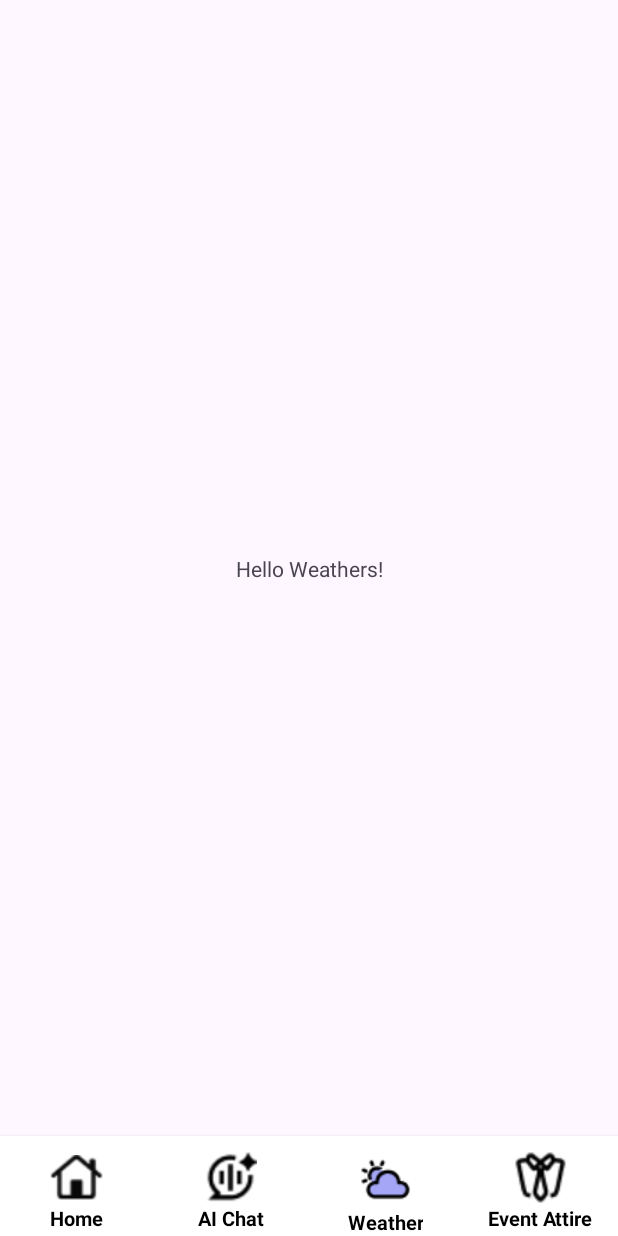
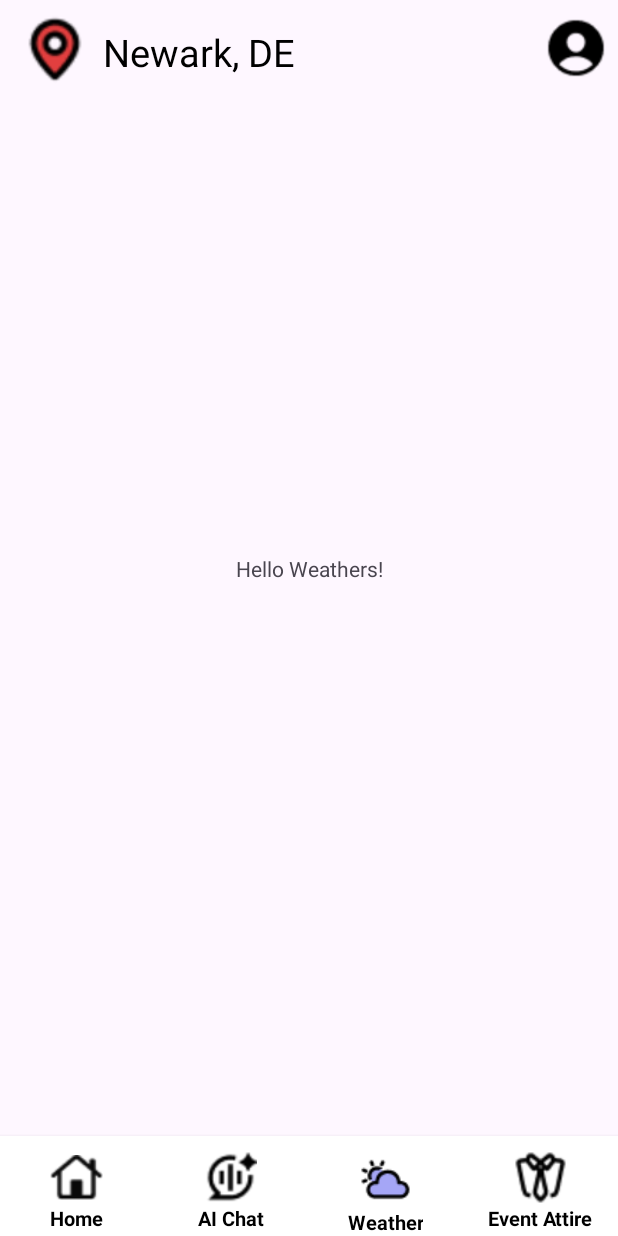
Before and after one commit to Ariiees/Dress-Prepare, an Android app: the screen it shows after launch (Weather), after a tap on "Weather", on a phone screen of 412 x 824 dp. Run offline under Robolectric (Android 15) with nearby library versions, the phone set to English and light mode, and no system bars.

Commit message:
Add top view to weather and chat page. Half finish setting page

```diff
--- a/app/src/main/AndroidManifest.xml
+++ b/app/src/main/AndroidManifest.xml
@@ -25,6 +25,7 @@
         <activity android:name=".Chat" />
         <activity android:name=".Weather" />
         <activity android:name=".DressCode"/>
+        <activity android:name=".Setting"/>
     </application>
 
 </manifest>
--- a/app/src/main/java/com/example/dresscode/Chat.java
+++ b/app/src/main/java/com/example/dresscode/Chat.java
@@ -17,6 +17,7 @@ public class Chat extends AppCompatActivity {
         ImageView chatButton = findViewById(R.id.aiChatIcon);
         ImageView weatherButton = findViewById(R.id.weatherIcon);
         ImageView eventButton = findViewById(R.id.eventAttireIcon);
-        Util.bottomBarJump(this, homeButton, chatButton, weatherButton, eventButton, 2);
+        ImageView profileButton = findViewById(R.id.profileIcon);
+        Util.bottomBarJump(this, homeButton, chatButton, weatherButton, eventButton, profileButton, 2);
     }
 }
--- a/app/src/main/java/com/example/dresscode/DressCode.java
+++ b/app/src/main/java/com/example/dresscode/DressCode.java
@@ -23,13 +23,13 @@ public class DressCode extends AppCompatActivity {
         ImageView chatButton = findViewById(R.id.aiChatIcon);
         ImageView weatherButton = findViewById(R.id.weatherIcon);
         ImageView eventButton = findViewById(R.id.eventAttireIcon);
-        Util.bottomBarJump(this, homeButton, chatButton, weatherButton, eventButton, 4);
+        ImageView settingButton = findViewById(R.id.profileIcon);
+        Util.bottomBarJump(this, homeButton, chatButton, weatherButton, eventButton, settingButton, 4);
 
         // Initialize Views
         Spinner spinner = findViewById(R.id.dressCodeDropdown);
         ImageView imageview = findViewById(R.id.imageview);
         LinearLayout buttonMoreInfo = findViewById(R.id.moreInfoLayout);
-
 
 
         // Define Dropdown Items
--- a/app/src/main/java/com/example/dresscode/Home.java
+++ b/app/src/main/java/com/example/dresscode/Home.java
@@ -15,6 +15,7 @@ public class Home extends AppCompatActivity {
         ImageView chatButton = findViewById(R.id.aiChatIcon);
         ImageView weatherButton = findViewById(R.id.weatherIcon);
         ImageView eventButton = findViewById(R.id.eventAttireIcon);
-        Util.bottomBarJump(this, homeButton, chatButton, weatherButton, eventButton, 1);
+        ImageView settingButton = findViewById(R.id.profileIcon);
+        Util.bottomBarJump(this, homeButton, chatButton, weatherButton, eventButton, settingButton, 1);
     }
 }
--- a/app/src/main/java/com/example/dresscode/Util.java
+++ b/app/src/main/java/com/example/dresscode/Util.java
@@ -7,7 +7,7 @@ import android.widget.ImageView;
 public class Util {
 
     public static void bottomBarJump(Context context, ImageView home, ImageView chat, ImageView weather,
-                              ImageView event, int stage) {
+                                     ImageView event, ImageView setting, int stage) {
         /*
         This function adds onclick events to all four buttons of the bottom bar.
 
@@ -44,5 +44,12 @@ public class Util {
                 context.startActivity(intent);
             });
         }
+
+        if (stage != 5) {
+            setting.setOnClickListener(v -> {
+                Intent intent = new Intent(context, Setting.class);
+                context.startActivity(intent);
+            });
+        }
     }
 }
--- a/app/src/main/java/com/example/dresscode/Weather.java
+++ b/app/src/main/java/com/example/dresscode/Weather.java
@@ -13,10 +13,12 @@ public class Weather extends AppCompatActivity {
         setContentView(R.layout.weather);
 
         // Initialize Bottom Navigation Buttons
+        // Initialize Bottom Navigation Buttons
         ImageView homeButton = findViewById(R.id.homeIcon);
         ImageView chatButton = findViewById(R.id.aiChatIcon);
         ImageView weatherButton = findViewById(R.id.weatherIcon);
         ImageView eventButton = findViewById(R.id.eventAttireIcon);
-        Util.bottomBarJump(this, homeButton, chatButton, weatherButton, eventButton, 3);
+        ImageView settingButton = findViewById(R.id.profileIcon);
+        Util.bottomBarJump(this, homeButton, chatButton, weatherButton, eventButton, settingButton, 3);
     }
 }
--- a/app/src/main/res/layout/home.xml
+++ b/app/src/main/res/layout/home.xml
@@ -15,10 +15,7 @@
         android:orientation="horizontal"
         android:padding="1dp">
 
-        <!-- Title -->
-
-        <!-- Profile Icon -->
-
+        <!-- Location -->
         <ImageView
             android:id="@+id/locationIcon"
             android:layout_width="60dp"
@@ -46,6 +43,7 @@
             app:layout_constraintStart_toStartOf="parent"
             app:layout_constraintTop_toTopOf="parent" />
 
+        <!-- Profile Icon -->
         <ImageView
             android:id="@+id/profileIcon"
             android:layout_width="45dp"
--- a/app/src/main/res/layout/weather.xml
+++ b/app/src/main/res/layout/weather.xml
@@ -16,6 +16,59 @@
         app:layout_constraintEnd_toEndOf="parent"
         app:layout_constraintStart_toStartOf="parent"
         app:layout_constraintTop_toTopOf="parent" />
+
+    <!-- Top App Bar -->
+    <androidx.constraintlayout.widget.ConstraintLayout
+        android:layout_width="match_parent"
+        android:layout_height="wrap_content"
+        android:gravity="center_vertical"
+        android:orientation="horizontal"
+        android:padding="1dp"
+        app:layout_constraintEnd_toEndOf="parent"
+        app:layout_constraintStart_toStartOf="parent"
+        app:layout_constraintTop_toTopOf="parent">
+
+        <!-- Location -->
+        <ImageView
+            android:id="@+id/locationIcon"
+            android:layout_width="60dp"
+            android:layout_height="63dp"
+            android:layout_gravity="end"
+
+            android:layout_marginEnd="344dp"
+            android:contentDescription="location"
+            android:src="@drawable/home_location_icon"
+            app:layout_constraintEnd_toEndOf="parent"
+            app:layout_constraintTop_toTopOf="parent" />
+
+        <TextView
+            android:id="@+id/titleText"
+            android:layout_width="275dp"
+            android:layout_height="31dp"
+            android:layout_marginTop="16dp"
+            android:layout_weight="1"
+            android:gravity="start"
+            android:text="Newark, DE"
+            android:textColor="@color/black"
+            android:textSize="25sp"
+            android:textStyle="normal"
+            app:layout_constraintEnd_toEndOf="parent"
+            app:layout_constraintStart_toStartOf="parent"
+            app:layout_constraintTop_toTopOf="parent" />
+
+        <!-- Profile Icon -->
+        <ImageView
+            android:id="@+id/profileIcon"
+            android:layout_width="45dp"
+            android:layout_height="45dp"
+            android:layout_gravity="end"
+            android:layout_marginTop="8dp"
+            android:layout_marginEnd="4dp"
+            android:contentDescription="Profile"
+            android:src="@drawable/setting"
+            app:layout_constraintEnd_toEndOf="parent"
+            app:layout_constraintTop_toTopOf="parent" />
+    </androidx.constraintlayout.widget.ConstraintLayout>
 
     <!-- Bottom Navigation Bar -->
     <LinearLayout
```
Also changed, not shown: app/src/main/java/com/example/dresscode/Logout.java (added, +15 -0 lines), app/src/main/java/com/example/dresscode/Setting.java (+40 -1 lines), app/src/main/res/layout/chat.xml (+41 -0 lines), app/src/main/res/layout/setting.xml (added, +194 -0 lines), app/src/main/res/drawable/setting_about.png (added), app/src/main/res/drawable/setting_account.png (added), app/src/main/res/drawable/setting_hs.png (added), app/src/main/res/drawable/setting_notify.png (added), app/src/main/res/drawable/setting_preference.png (added), app/src/main/res/drawable/setting_profile.png (added), app/src/main/res/drawable/setting_ps.png (added).
